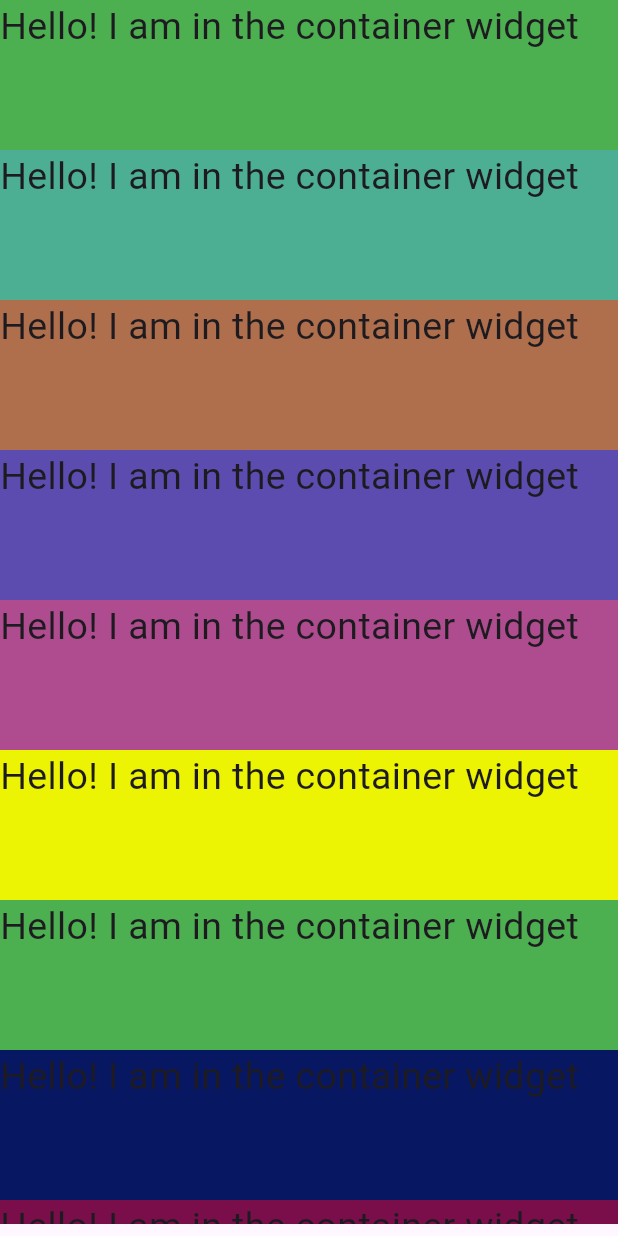
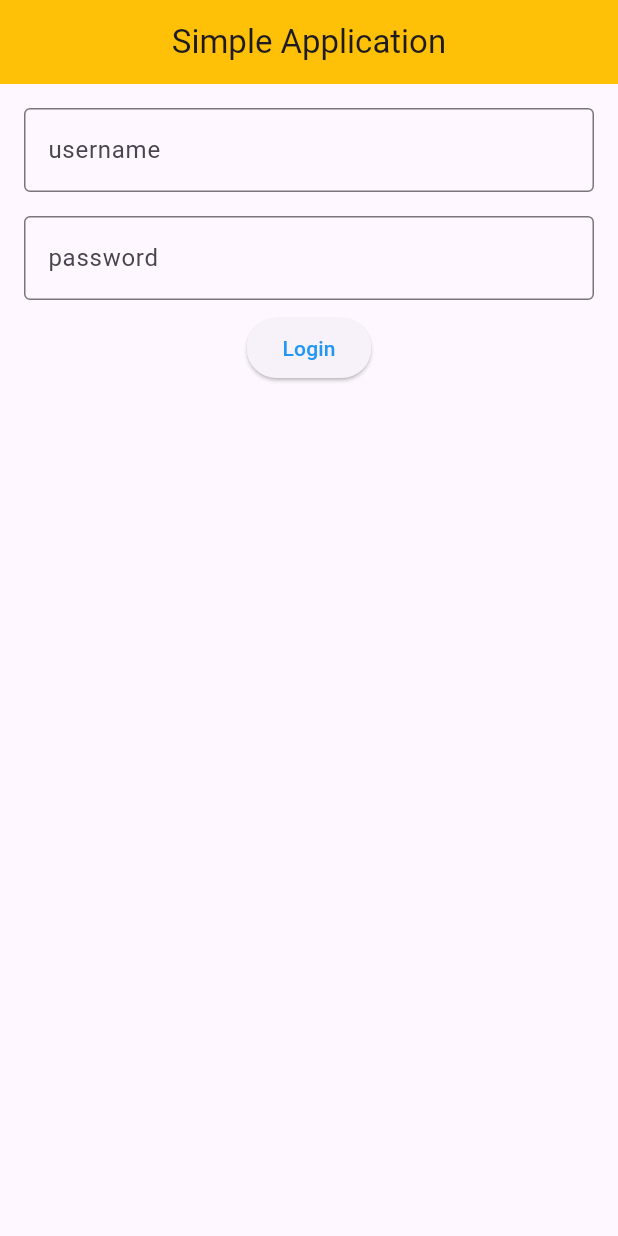
Before and after one commit to nidhamkacha/myflutterlearning, a Flutter app: the screen it shows after launch, on a phone screen of 412 x 824 dp. Run offline on Flutter 3.47's test engine with Material 3 defaults, Android fonts, the phone set to English and light mode, and no system bars; our stand-ins replace firebase_core; accounts and stored records are empty.

Commit message:
12-2-24
Signed-off-by: Nidham Kacha <nidham78@gmail.com>

```diff
--- /dev/null
+++ b/listviewwidget/database.rules.json
@@ -0,0 +1,7 @@
+{
+  /* Visit https://firebase.google.com/docs/database/security to learn more about security rules. */
+  "rules": {
+    ".read": false,
+    ".write": false
+  }
+}
--- a/listviewwidget/lib/main.dart
+++ b/listviewwidget/lib/main.dart
@@ -3,107 +3,57 @@ import 'package:flutter/material.dart';
 void main() {
   runApp(MaterialApp(
     home: MyApp(),
-    debugShowCheckedModeBanner: false,
   ));
 }
 
-class MyApp extends StatelessWidget {
+class MyApp extends StatefulWidget {
   const MyApp({super.key});
 
   @override
+  State<MyApp> createState() => _MyAppState();
+}
+
+class _MyAppState extends State<MyApp> {
+  @override
   Widget build(BuildContext context) {
     return Scaffold(
-        body: Padding(
-      // padding: EdgeInsets.symmetric(vertical: 20.0),
-      padding: const EdgeInsets.only(bottom: 8.0),
-      child: ListView(
-        scrollDirection: Axis.vertical,
-        children: [
-          Container(
-            width: 200.0,
-            height: 100.0,
-            color: Colors.green,
-            child: Text("Hello! I am in the container widget",
-                style: TextStyle(fontSize: 25)),
-          ),
-          Container(
-            width: 200.0,
-            height: 100.0,
-            color: const Color.fromARGB(255, 76, 175, 147),
-            child: Text("Hello! I am in the container widget",
-                style: TextStyle(fontSize: 25)),
-          ),
-          Container(
-            width: 200.0,
-            height: 100.0,
-            color: const Color.fromARGB(255, 175, 111, 76),
-            child: Text("Hello! I am in the container widget",
-                style: TextStyle(fontSize: 25)),
-          ),
-          Container(
-            width: 200.0,
-            height: 100.0,
-            color: Color.fromARGB(255, 92, 76, 175),
-            child: Text("Hello! I am in the container widget",
-                style: TextStyle(fontSize: 25)),
-          ),
-          Container(
-            width: 200.0,
-            height: 100.0,
-            color: const Color.fromARGB(255, 175, 76, 144),
-            child: Text("Hello! I am in the container widget",
-                style: TextStyle(fontSize: 25)),
-          ),
-          Container(
-            width: 200.0,
-            height: 100.0,
-            color: Color.fromARGB(255, 236, 244, 3),
-            child: Text("Hello! I am in the container widget",
-                style: TextStyle(fontSize: 25)),
-          ),
-          Container(
-            width: 200.0,
-            height: 100.0,
-            color: Colors.green,
-            child: Text("Hello! I am in the container widget",
-                style: TextStyle(fontSize: 25)),
-          ),
-          Container(
-            width: 200.0,
-            height: 100.0,
-            color: Color.fromARGB(255, 8, 23, 98),
-            child: Text("Hello! I am in the container widget",
-                style: TextStyle(fontSize: 25)),
-          ),
-          Container(
-            width: 200.0,
-            height: 100.0,
-            color: Color.fromARGB(255, 121, 14, 75),
-            child: Text("Hello! I am in the container widget",
-                style: TextStyle(fontSize: 25)),
-          ),
-          Container(
-            width: 200.0,
-            height: 100.0,
-            color: Color.fromARGB(255, 80, 0, 29),
-            child: Text("Hello! I am in the container widget",
-                style: TextStyle(fontSize: 25)),
-          ),
-          Container(
-            width: 200.0,
-            height: 100.0,
-            color: Color.fromARGB(255, 0, 0, 0),
-            child: Text("Hello! I am in the container widget",
-                style: TextStyle(fontSize: 25)),
-          ),
-          Center(
-            child: Text(
-              "This Is Example Of Container",
-              style: TextStyle(fontSize: 20),
+      appBar: AppBar(
+        title: Text('Simple Application'),
+        backgroundColor: Colors.amber,
+        centerTitle: true,
+      ),
+      body: Padding(
+        padding: const EdgeInsets.all(8.0),
+        child: Column(
+          children: [
+            Padding(
+              padding: const EdgeInsets.all(8.0),
+              child: TextField(
+                decoration: InputDecoration(
+                  border: OutlineInputBorder(),
+                  labelText: 'username',
+                  hintText: 'Enter Your Name',
+                ),
+              ),
             ),
-          ),
-        ],
+            Padding(
+              padding: const EdgeInsets.all(8.0),
+              child: TextField(
+                decoration: InputDecoration(
+                  border: OutlineInputBorder(),
+                  labelText: 'password',
+                  hintText: 'Enter Your Password',
+                ),
+              ),
+            ),
+            ElevatedButton(
+              child: Text('Login'),
+              style: ElevatedButton.styleFrom(onPrimary: Colors.blue),
+              onPressed: () {},
+            )
+          ],
+        ),
       ),
-    ));
+    );
   }
 }
--- a/listviewwidget/pubspec.yaml
+++ b/listviewwidget/pubspec.yaml
@@ -35,6 +35,7 @@ dependencies:
   # The following adds the Cupertino Icons font to your application.
   # Use with the CupertinoIcons class for iOS style icons.
   cupertino_icons: ^1.0.2
+  firebase_core: ^2.24.2
 
 dev_dependencies:
   flutter_test:
--- a/weatherwise/lib/activity/home.dart
+++ b/weatherwise/lib/activity/home.dart
@@ -8,11 +8,21 @@ class Home extends StatefulWidget {
 }
 
 class _HomeState extends State<Home> {
-  void timer() {
-    Future.delayed(Duration(seconds: 6), () {
-      print("Alarm is ringing");
+  // void timer() {
+  //   Future.delayed(Duration(seconds: 6), () {
+  //     print("Alarm is ringing");
+  //   });
+  //   print("you can do other stuff do");
+  // }
+  String? username;
+  void getdata() async {
+    await Future.delayed(Duration(seconds: 2), () {
+      username = 'nidham';
     });
-    print("you can do other stuff do");
+  }
+
+  void showData() async {
+    print("$username");
   }
 
   int counter = 1;
@@ -25,7 +35,9 @@ class _HomeState extends State<Home> {
   @override
   void initState() {
     super.initState();
-    timer();
+    // timer();
+    getdata();
+    showData();
     print("This is a init State..");
   }
 
```
Also changed, not shown: listviewwidget/lib/firebase_options.dart (added), listviewwidget/pubspec.lock, 9 other files.
